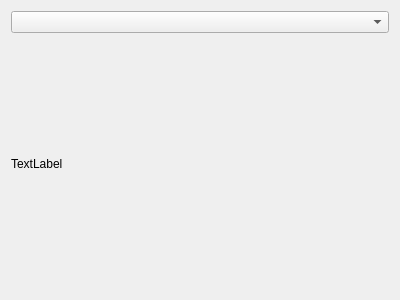
Old version of the form diastatusdescription.ui in the repository Murloc33/Remaster.
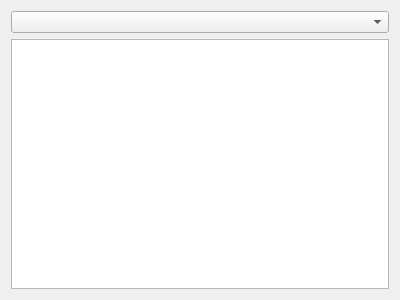
New version of the form.

Patch:
```diff
--- a/diastatusdescription.ui
+++ b/diastatusdescription.ui
@@ -18,9 +18,9 @@
     <widget class="QComboBox" name="cb_description"/>
    </item>
    <item>
-    <widget class="QLabel" name="label">
-     <property name="text">
-      <string>TextLabel</string>
+    <widget class="QTextEdit" name="te_description">
+     <property name="textInteractionFlags">
+      <set>Qt::NoTextInteraction</set>
      </property>
     </widget>
    </item>
```
